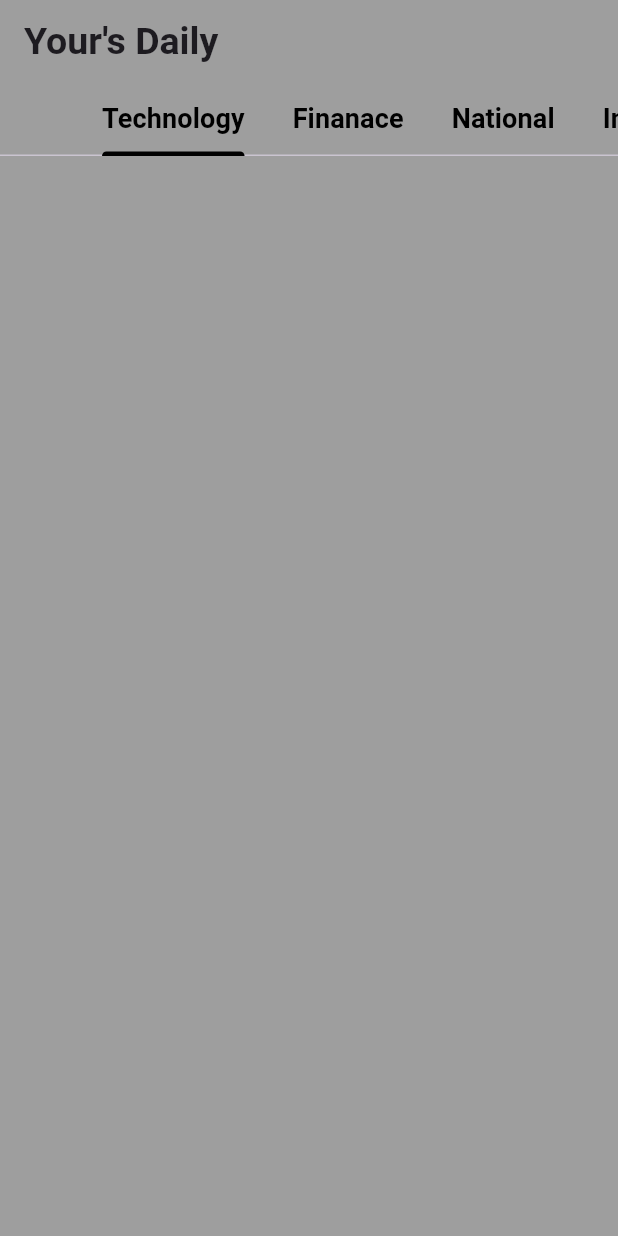
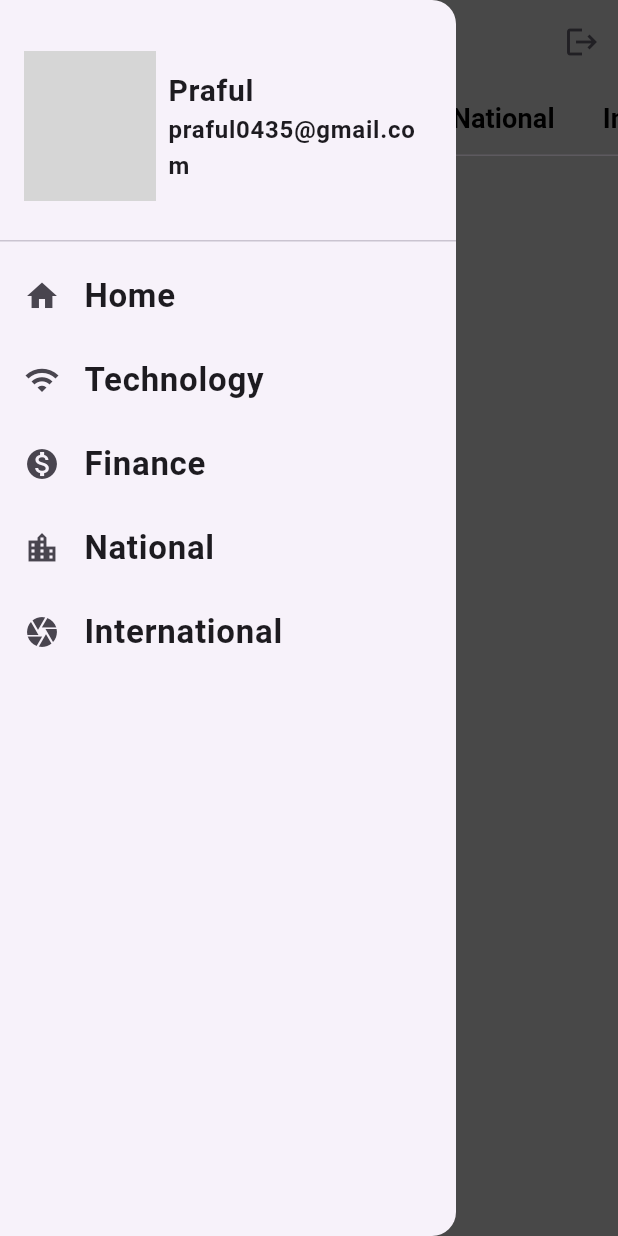
Before and after one commit to PRAFULDESHMUKH0435/Flutter_NewsApp, a Flutter app: the screen it shows after launch, with the side drawer open (before the commit the screen has no drawer), on a phone screen of 412 x 824 dp. Run offline on Flutter 3.47's test engine with Material 3 defaults, Android fonts, the phone set to English and light mode, and no system bars; our stand-ins replace flutter_signin_button; network calls fail; grey boxes are pictures that could not be loaded.

Commit message:
initial commit

```diff
--- /dev/null
+++ b/lib/CommonHelperServices/Drawer.dart
@@ -0,0 +1,80 @@
+import 'package:flutter/material.dart';
+import 'package:newsapp/Screens/TAB1.dart';
+import 'package:newsapp/Screens/TAB2.dart';
+import 'package:newsapp/Screens/TAB3.dart';
+import 'package:newsapp/Screens/TAB4.dart';
+class MyDRawer extends StatelessWidget {
+  const MyDRawer({super.key});
+
+  @override
+  Widget build(BuildContext context) {
+    return Drawer(
+      child: Column(
+        children: [
+          DrawerHeader(child: Row(
+            children: [
+              Expanded(
+                  flex:1,
+                  child: CircleAvatar(
+                    radius: 50,
+                    backgroundImage: NetworkImage(''),
+                  )),
+              SizedBox(width: 8,),
+              Expanded(
+                flex: 2,
+                child: Column(
+                  mainAxisAlignment: MainAxisAlignment.center,
+                  crossAxisAlignment: CrossAxisAlignment.start,
+                  children: [
+                    Text("Praful",style: TextStyle(fontSize: 20,fontWeight: FontWeight.bold),),
+                    Text("praful0435@gmail.com",style: TextStyle(fontSize: 16,fontWeight: FontWeight.bold,overflow: TextOverflow.clip),)
+                  ],
+                ),
+              )
+            ],
+          )),
+          Column(
+            children: [
+              ListTile(
+                title: Text("Home",style: TextStyle(fontSize: 22,fontWeight: FontWeight.bold),),
+                leading: Icon(Icons.home),
+                onTap: (){
+                  Navigator.pop(context);
+                },
+              ),
+              ListTile(
+                title: Text("Technology",style: TextStyle(fontSize: 22,fontWeight: FontWeight.bold),),
+                leading: Icon(Icons.wifi),
+                onTap: (){
+                 Navigator.push(context, MaterialPageRoute(builder: (context)=>TAB1()));
+                },
+              ),
+              ListTile(
+                title: Text("Finance",style: TextStyle(fontSize: 22,fontWeight: FontWeight.bold),),
+                leading: Icon(Icons.monetization_on),
+                onTap: (){
+                  Navigator.push(context, MaterialPageRoute(builder: (context)=>TAB2()));
+                },
+              ),
+              ListTile(
+                title: Text("National",style: TextStyle(fontSize: 22,fontWeight: FontWeight.bold),),
+                leading: Icon(Icons.location_city_sharp),
+                onTap: (){
+                  Navigator.push(context, MaterialPageRoute(builder: (context)=>TAB3()));
+                },
+              ),
+              ListTile(
+                title: Text("International",style: TextStyle(fontSize: 22,fontWeight: FontWeight.bold),),
+                leading: Icon(Icons.camera),
+                onTap: (){
+                  Navigator.push(context, MaterialPageRoute(builder: (context)=>TAB4()));
+                },
+              ),
+
+            ],
+          )
+        ],
+      ),
+    );
+  }
+}
--- a/lib/CommonHelperServices/FetchAPIData.dart
+++ b/lib/CommonHelperServices/FetchAPIData.dart
@@ -1,6 +1,6 @@
 import 'dart:convert';
 import 'package:http/http.dart' as http;
-import 'package:newsapp/Models/DataModel.dart';
+import 'package:newsapp/Models/DataModel(1,4).dart';
 import 'package:newsapp/Models/TAB3MODEL.dart';
 
 
--- a/lib/Screens/SplashScreen.dart
+++ b/lib/Screens/SplashScreen.dart
@@ -2,6 +2,7 @@ import 'dart:async';
 
 import 'package:flutter/material.dart';
 import 'package:newsapp/CommonHelperServices/FetchAPIData.dart';
+import 'package:newsapp/Screens/LoginScreen.dart';
 
 import 'HomeScreen.dart';
 class SplashScreen extends StatefulWidget {
@@ -22,7 +23,7 @@ class _SplashScreenState extends State<SplashScreen> {
     Timer(Duration(seconds: 5), () {
       fetchapidata.ForTab1();
       fetchapidata.ForTab3();
-      Navigator.pushReplacement(context, MaterialPageRoute(builder: (context)=>HomeScreen()));
+      Navigator.pushReplacement(context, MaterialPageRoute(builder: (context)=>LoginScreen()));
     });
   }
 
--- a/lib/main.dart
+++ b/lib/main.dart
@@ -1,4 +1,5 @@
 import 'package:flutter/material.dart';
+import 'package:newsapp/Screens/HomeScreen.dart';
 
 import 'Screens/SplashScreen.dart';
 void main(){
@@ -12,7 +13,7 @@ class MyApp extends StatelessWidget {
   Widget build(BuildContext context) {
     return MaterialApp(
       debugShowCheckedModeBanner: false,
-      home: SplashScreen(),
+      home: HomeScreen(),
     );
   }
 }
--- a/pubspec.yaml
+++ b/pubspec.yaml
@@ -36,6 +36,7 @@ dependencies:
   # Use with the CupertinoIcons class for iOS style icons.
   cupertino_icons: ^1.0.2
   http: ^1.1.2
+  flutter_signin_button: ^2.0.0
 
 dev_dependencies:
   flutter_test:
```
Also changed, not shown: lib/Screens/DetailsScreen.dart (added, +40 -0 lines), lib/Screens/HomeScreen.dart (+43 -3 lines), lib/Screens/LoginScreen.dart (added, +20 -0 lines), assets/Images/img1.jpg (added), assets/Images/img2.jpg (added), pubspec.lock.
